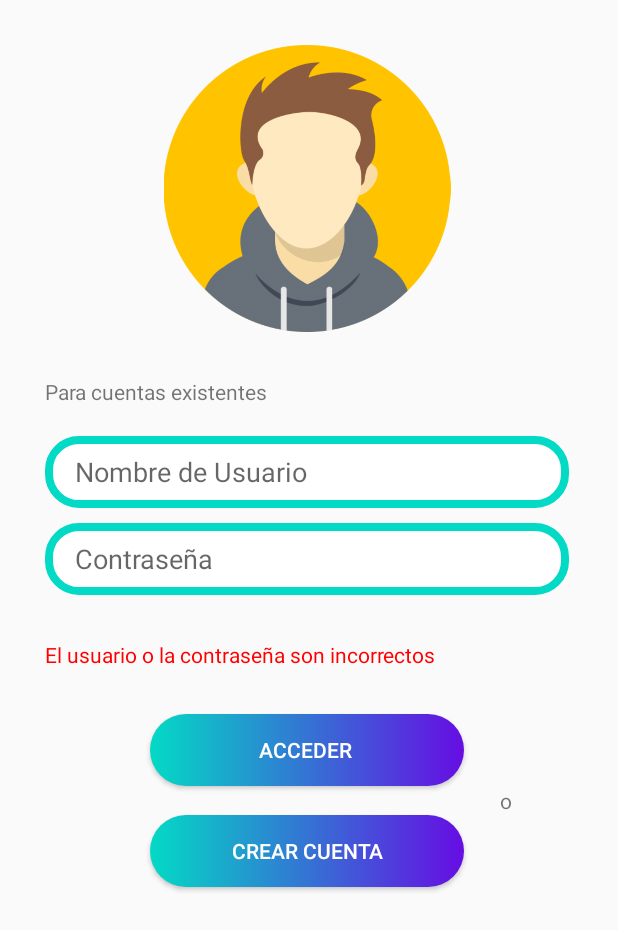
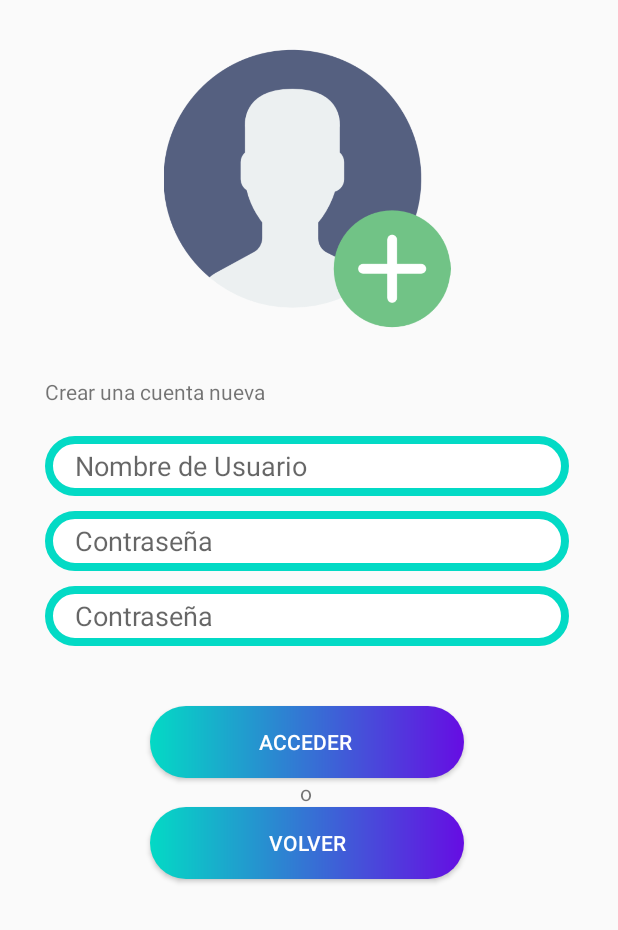
Before and after one commit to TomasSantamarie/buscador_amigos_android, an Android app: the screen it shows after launch (MainActivity before the commit, RegistroUsuario after it), after a tap on "CREAR CUENTA", on a phone screen of 412 x 824 dp. Shown: the top 930 px of the screen. Run offline under Robolectric (Android 15) with nearby library versions, the phone set to English and light mode, and no system bars.

Commit message:
Commit ( 19:49 ------> 16/01/2023)
Mejora en las páginas:
       - Prevencion de errores (en proceso)
       - Hacer funcional el boton para cambiar de pagina

```diff
--- a/app/src/main/AndroidManifest.xml
+++ b/app/src/main/AndroidManifest.xml
@@ -13,7 +13,7 @@
         android:theme="@style/Theme.Buscador_amigos_android"
         tools:targetApi="31">
         <activity
-            android:name=".Registro_Usuario"
+            android:name=".RegistroUsuario"
             android:exported="false">
             <meta-data
                 android:name="android.app.lib_name"
--- a/app/src/main/java/com/example/buscador_amigos_android/MainActivity.kt
+++ b/app/src/main/java/com/example/buscador_amigos_android/MainActivity.kt
@@ -1,14 +1,17 @@
 package com.example.buscador_amigos_android
 
+import android.content.Intent
 import androidx.appcompat.app.AppCompatActivity
 import android.os.Bundle
 import android.widget.Button
+import android.widget.EditText
+import androidx.core.view.isVisible
 
 class MainActivity : AppCompatActivity() {
     override fun onCreate(savedInstanceState: Bundle?) {
         super.onCreate(savedInstanceState)
         setContentView(R.layout.activity_main)
-
+        findViewById<EditText>(R.id.error).isVisible = false
         findViewById<Button>(R.id.login).setOnClickListener { acceder() }
         findViewById<Button>(R.id.crearCuenta).setOnClickListener { cambioPagina() }
 
@@ -23,7 +26,7 @@ class MainActivity : AppCompatActivity() {
 
     }
 
-    private fun checkContraseña(): Boolean {
+    private fun checkContrasena(): Boolean {
 
         return true
     }
@@ -31,6 +34,7 @@ class MainActivity : AppCompatActivity() {
 
     }
     private fun cambioPagina() {
-
+        val intent = Intent(this, RegistroUsuario::class.java)
+        startActivity(intent)
     }
 }
--- /dev/null
+++ b/app/src/main/java/com/example/buscador_amigos_android/RegistroUsuario.kt
@@ -0,0 +1,80 @@
+package com.example.buscador_amigos_android
+
+import android.content.Intent
+import androidx.appcompat.app.AppCompatActivity
+import android.os.Bundle
+import android.text.Editable
+import android.text.TextWatcher
+import android.widget.Button
+import android.widget.EditText
+import androidx.core.view.isVisible
+
+class RegistroUsuario : AppCompatActivity() {
+
+    override fun onCreate(savedInstanceState: Bundle?) {
+        super.onCreate(savedInstanceState)
+        setContentView(R.layout.activity_registro_usuario)
+        findViewById<EditText>(R.id.usuarioNoValido).isVisible = false
+        findViewById<EditText>(R.id.minCaracteres).isVisible = false
+        findViewById<EditText>(R.id.noCoinciden).isVisible = false
+
+        findViewById<Button>(R.id.login2).setOnClickListener { acceder() }
+
+        findViewById<Button>(R.id.crearCuenta2).setOnClickListener { cambioPagina() }
+
+        findViewById<EditText>(R.id.contrasena1).addTextChangedListener( object : TextWatcher {
+            override fun afterTextChanged(s: Editable?) {
+                if (findViewById<EditText>(R.id.contrasena1).text.toString().length > 8) {
+                    findViewById<EditText>(R.id.minCaracteres).isVisible = true
+                }
+            }
+
+            override fun beforeTextChanged(s: CharSequence?, start: Int, count: Int, after: Int) {}
+            override fun onTextChanged(s: CharSequence?, start: Int, before: Int, count: Int) {} })
+
+        findViewById<EditText>(R.id.contrasena1).addTextChangedListener( object : TextWatcher {
+            override fun afterTextChanged(s: Editable?) {
+                if (findViewById<EditText>(R.id.contrasena1).text.toString().length < 8) {
+                    findViewById<EditText>(R.id.minCaracteres).isVisible = true
+                    findViewById<EditText>(R.id.contrasena1).setBackgroundResource(R.drawable.borde_edittext_mal)
+                } else {
+                    findViewById<EditText>(R.id.contrasena1).setBackgroundResource(R.drawable.borde_edittext_bien)
+                    findViewById<EditText>(R.id.minCaracteres).isVisible = false
+                }
+            }
+
+            override fun beforeTextChanged(s: CharSequence?, start: Int, count: Int, after: Int) {}
+            override fun onTextChanged(s: CharSequence?, start: Int, before: Int, count: Int) {} })
+
+        findViewById<EditText>(R.id.contrasena2).addTextChangedListener( object : TextWatcher {
+            override fun afterTextChanged(s: Editable?) {
+                if (!findViewById<EditText>(R.id.contrasena1).text.toString().equals(findViewById<EditText>(R.id.contrasena2).text.toString())) {
+                    findViewById<EditText>(R.id.noCoinciden).isVisible = true
+                    findViewById<EditText>(R.id.contrasena2).setBackgroundResource(R.drawable.borde_edittext_mal)
+                } else {
+                    findViewById<EditText>(R.id.contrasena2).setBackgroundResource(R.drawable.borde_edittext_bien)
+                    findViewById<EditText>(R.id.noCoinciden).isVisible = false
+                }
+            }
+
+            override fun beforeTextChanged(s: CharSequence?, start: Int, count: Int, after: Int) {}
+            override fun onTextChanged(s: CharSequence?, start: Int, before: Int, count: Int) {} })
+    }
+    private fun crearNombre(): Boolean {
+
+        return true
+
+    }
+
+    private fun crearContrasena(): Boolean {
+
+        return true
+    }
+    private fun acceder() {
+
+    }
+    private fun cambioPagina() {
+        val intent = Intent(this, MainActivity::class.java)
+        startActivity(intent)
+    }
+}
--- /dev/null
+++ b/app/src/main/res/drawable-v24/borde_edittext_mal.xml
@@ -0,0 +1,17 @@
+<?xml version="1.0" encoding="utf-8"?>
+<shape xmlns:android="http://schemas.android.com/apk/res/android" android:shape="rectangle">
+    <solid android:color="#ffffff"/>
+
+
+    <stroke android:width="5dp"
+        android:color="@color/red"
+        />
+
+
+    <padding android:left="1dp"
+        android:top="1dp"
+        android:right="1dp"
+        android:bottom="1dp"/>
+
+    <corners android:radius="30px"/>
+</shape>
--- a/app/src/main/res/layout/activity_main.xml
+++ b/app/src/main/res/layout/activity_main.xml
@@ -35,7 +35,7 @@
             android:layout_height="48dp"
             android:layout_marginStart="30dp"
             android:layout_marginEnd="30dp"
-            android:background="@drawable/borde_edittext"
+            android:background="@drawable/borde_edittext_bien"
             android:ems="10"
             android:hint="Nombre de Usuario"
             android:inputType="textPersonName"
@@ -48,18 +48,18 @@
             android:layout_marginStart="30dp"
             android:layout_marginTop="10dp"
             android:layout_marginEnd="30dp"
-            android:background="@drawable/borde_edittext"
+            android:layout_marginBottom="30dp"
+            android:background="@drawable/borde_edittext_bien"
             android:ems="10"
             android:hint="Contraseña"
             android:inputType="textPassword"
             android:paddingStart="20dp" />
 
         <TextView
-            android:id="@+id/textView7"
+            android:id="@+id/error"
             android:layout_width="match_parent"
             android:layout_height="wrap_content"
             android:layout_marginStart="30dp"
-            android:layout_marginTop="30dp"
             android:layout_marginBottom="20dp"
             android:text="El usuario o la contraseña son incorrectos"
             android:textColor="@color/red" />
@@ -80,7 +80,7 @@
             android:id="@+id/textView"
             android:layout_width="match_parent"
             android:layout_height="wrap_content"
-            android:layout_marginStart="500px"
+            android:layout_marginStart="200dp"
             android:text="o" />
 
         <Button
--- a/app/src/main/res/layout/activity_registro_usuario.xml
+++ b/app/src/main/res/layout/activity_registro_usuario.xml
@@ -4,14 +4,15 @@
     xmlns:tools="http://schemas.android.com/tools"
     android:layout_width="match_parent"
     android:layout_height="match_parent"
-    tools:context=".Registro_Usuario">
+    tools:context=".RegistroUsuario">
 
     <LinearLayout
         android:layout_width="409dp"
         android:layout_height="729dp"
         android:orientation="vertical"
         tools:layout_editor_absoluteX="1dp"
-        tools:layout_editor_absoluteY="1dp">
+        tools:layout_editor_absoluteY="1dp"
+        tools:ignore="MissingConstraints">
 
         <ImageView
             android:id="@+id/imageView3"
@@ -34,67 +35,70 @@
             android:layout_height="40dp"
             android:layout_marginStart="30dp"
             android:layout_marginEnd="30dp"
-            android:background="@drawable/borde_edittext"
+            android:background="@drawable/borde_edittext_bien"
             android:ems="10"
             android:hint="Nombre de Usuario"
             android:inputType="textPersonName"
             android:paddingStart="20dp" />
 
         <EditText
-            android:id="@+id/textPassword2"
+            android:id="@+id/contrasena1"
             android:layout_width="match_parent"
             android:layout_height="40dp"
             android:layout_marginStart="30dp"
             android:layout_marginTop="10dp"
             android:layout_marginEnd="30dp"
-            android:background="@drawable/borde_edittext"
+            android:background="@drawable/borde_edittext_bien"
             android:ems="10"
             android:hint="Contraseña"
             android:inputType="textPassword"
             android:paddingStart="20dp" />
 
         <EditText
-            android:id="@+id/textPassword3"
+            android:id="@+id/contrasena2"
             android:layout_width="match_parent"
             android:layout_height="40dp"
             android:layout_marginStart="30dp"
             android:layout_marginTop="10dp"
             android:layout_marginEnd="30dp"
-            android:background="@drawable/borde_edittext"
+            android:layout_marginBottom="30dp"
+            android:background="@drawable/borde_edittext_bien"
             android:ems="10"
             android:hint="Contraseña"
             android:inputType="textPassword"
             android:paddingStart="20dp" />
 
         <TextView
-            android:id="@+id/textView9"
+            android:id="@+id/usuarioNoValido"
             android:layout_width="match_parent"
             android:layout_height="wrap_content"
             android:layout_marginStart="30dp"
-            android:layout_marginTop="10dp"
             android:layout_marginBottom="10dp"
-            android:text="Nombre de usuario no valido" />
+            android:text="Nombre de usuario no valido"
+            android:textColor="@color/red" />
 
         <TextView
-            android:id="@+id/textView10"
+            android:id="@+id/minCaracteres"
             android:layout_width="match_parent"
             android:layout_height="wrap_content"
             android:layout_marginStart="30dp"
             android:layout_marginTop="0dp"
             android:layout_marginBottom="10dp"
-            android:text="La contraseña no tiene como mínimo 8 caracteres" />
+            android:text="La contraseña no tiene como mínimo 8 caracteres"
+            android:textColor="@color/red" />
 
         <TextView
-            android:id="@+id/textView12"
+            android:id="@+id/noCoinciden"
             android:layout_width="match_parent"
             android:layout_height="wrap_content"
             android:layout_marginStart="30dp"
             android:layout_marginTop="0dp"
             android:layout_marginBottom="0dp"
-            android:text="Las contraseñas no coinciden " />
+            android:text="Las contraseñas no coinciden "
+            android:textColor="@color/red" />
 
         <Button
-            android:id="@+id/login3"
+            android:id="@+id/login2"
             android:layout_width="match_parent"
             android:layout_height="wrap_content"
             android:layout_marginStart="100dp"
@@ -109,7 +113,7 @@
             android:id="@+id/textView6"
             android:layout_width="match_parent"
             android:layout_height="wrap_content"
-            android:layout_marginStart="500px"
+            android:layout_marginStart="200dp"
             android:text="o" />
 
         <Button
@@ -119,7 +123,7 @@
             android:layout_marginStart="100dp"
             android:layout_marginEnd="100dp"
             android:background="@drawable/botones"
-            android:text="Volverr"
+            android:text="Volver"
             android:textColor="@color/white"
             app:cornerRadius="30dp" />
     </LinearLayout>
```
Also changed, not shown: app/src/main/java/com/example/buscador_amigos_android/Registro_Usuario.kt (deleted, +0 -11 lines), app/src/main/res/drawable/borde_edittext_bien.xml (renamed from app/src/main/res/drawable/borde_edittext.xml).
